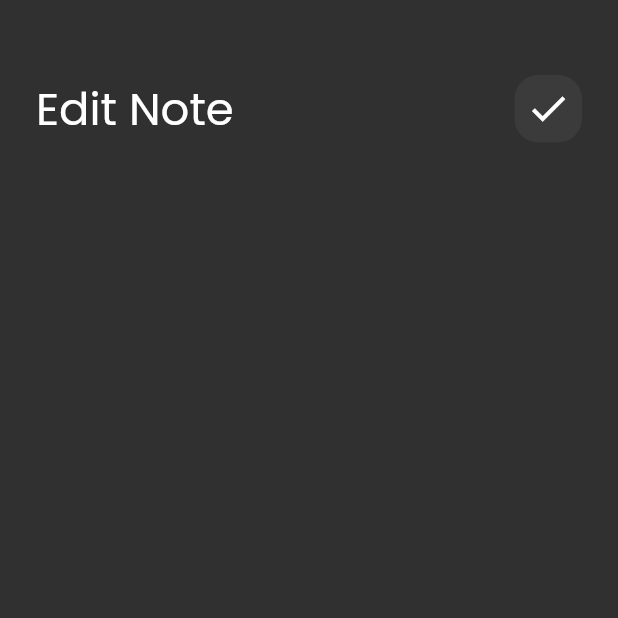
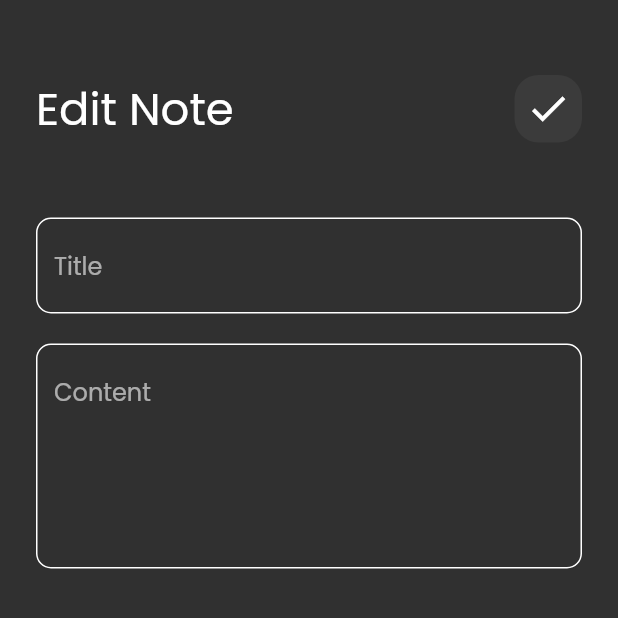
Before and after one commit to Alaiady/notes, a Flutter app: the EditNoteView screen opened directly, on a phone screen of 412 x 824 dp, the top half of it. Run offline on Flutter 3.47's test engine with Material 2 defaults, Android fonts, the phone set to English and light mode, and no system bars.

Commit message:
edit note view ui done

```diff
--- a/lib/views/widgets/edit_view_body.dart
+++ b/lib/views/widgets/edit_view_body.dart
@@ -1,5 +1,6 @@
 import 'package:flutter/material.dart';
 import 'package:project_11/views/widgets/custom_app_bar.dart';
+import 'package:project_11/views/widgets/custom_text_field.dart';
 
 class EditNoteViewBody extends StatelessWidget {
   const EditNoteViewBody({super.key});
@@ -17,6 +18,17 @@ class EditNoteViewBody extends StatelessWidget {
             title: 'Edit Note',
             icon: Icons.check,
           ),
+          SizedBox(
+            height: 50,
+          ),
+          CustomTextField(hint: 'Title'),
+          SizedBox(
+            height: 20,
+          ),
+          CustomTextField(
+            hint: 'Content',
+            maxLines: 5,
+          ),
         ],
       ),
     );
```
